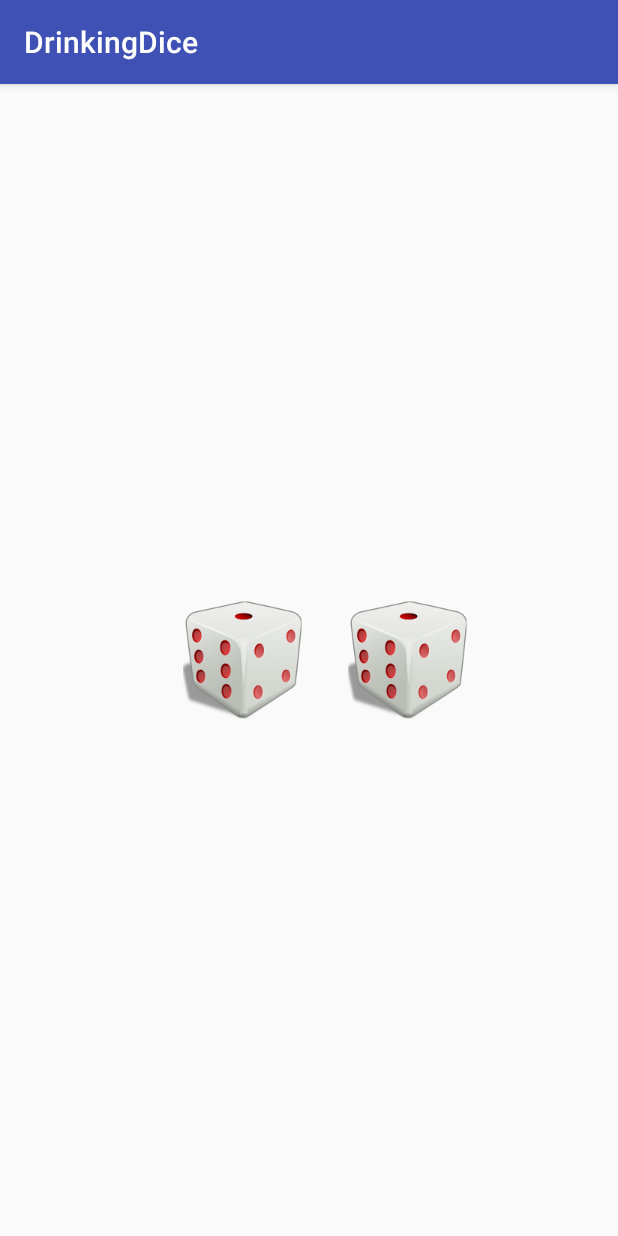
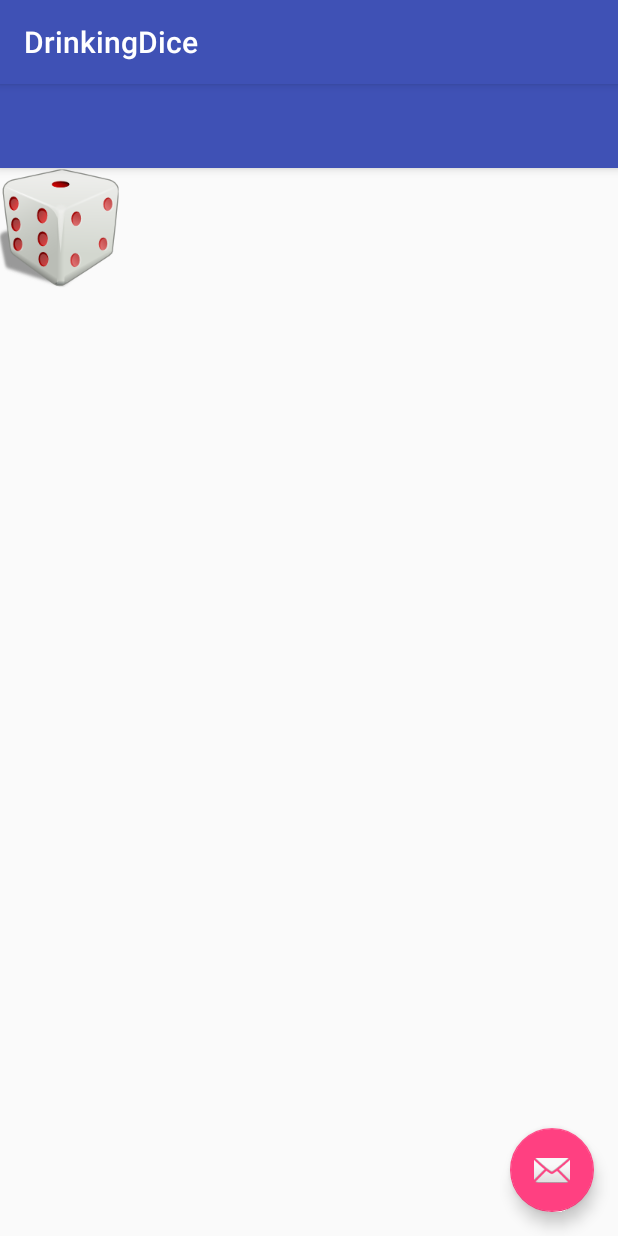
Before and after one commit to dsill/mob-dev, an Android app: the Game_oneDice screen opened directly, with no data from a screen before it, on a phone screen of 412 x 824 dp. Run offline under Robolectric (Android 15) with nearby library versions, the phone set to English and light mode, and no system bars.

Commit message:
renamed and added menu screen to select between 2 games

```diff
--- a/AlwaysSolved/DrinkingDice/app/src/main/java/com/alwayssolved/drinkingdice/MainActivity.java
+++ b/AlwaysSolved/DrinkingDice/app/src/main/java/com/alwayssolved/drinkingdice/Game_oneDice.java
@@ -2,10 +2,13 @@ package com.alwayssolved.drinkingdice;
 
 import android.media.AudioManager;
 import android.media.SoundPool;
+import android.os.Bundle;
 import android.os.Handler;
 import android.os.Message;
+import android.support.design.widget.FloatingActionButton;
+import android.support.design.widget.Snackbar;
 import android.support.v7.app.AppCompatActivity;
-import android.os.Bundle;
+import android.support.v7.widget.Toolbar;
 import android.view.View;
 import android.widget.ImageView;
 
@@ -13,10 +16,8 @@ import java.util.Random;
 import java.util.Timer;
 import java.util.TimerTask;
 
-
-public class MainActivity extends AppCompatActivity {
+public class Game_oneDice extends AppCompatActivity {
     ImageView dice_picture1;		//reference to dice picture
-    ImageView dice_picture2;		//reference to dice picture
     Random rng=new Random();	//generate random numbers
     SoundPool dice_sound = new SoundPool(1, AudioManager.STREAM_MUSIC,0);
     int sound_id;		//Used to control sound stream return by SoundPool
@@ -27,12 +28,11 @@ public class MainActivity extends AppCompatActivity {
     @Override
     protected void onCreate(Bundle savedInstanceState) {
         super.onCreate(savedInstanceState);
-        setContentView(R.layout.activity_main);
+        setContentView(R.layout.activity_game_one_dice);
         //load dice sound
         sound_id=dice_sound.load(this,R.raw.shake_dice,1);
         //get reference to image widget
         dice_picture1 = (ImageView) findViewById(R.id.imageView1);
-        dice_picture2 = (ImageView) findViewById(R.id.imageView2);
         //link handler to callback
         handler=new Handler(callback);
     }
@@ -45,7 +45,6 @@ public class MainActivity extends AppCompatActivity {
             rolling=true;
             //Show rolling image
             dice_picture1.setImageResource(R.drawable.dice3droll);
-            dice_picture2.setImageResource(R.drawable.dice3droll);
             //Start rolling sound
             dice_sound.play(sound_id,1.0f,1.0f,0,0,1.0f);
             //Pause to allow image to update
@@ -69,27 +68,21 @@ public class MainActivity extends AppCompatActivity {
             switch(rng.nextInt(6)+1) {
                 case 1:
                     dice_picture1.setImageResource(R.drawable.one);
-                    dice_picture2.setImageResource(R.drawable.one);
                     break;
                 case 2:
                     dice_picture1.setImageResource(R.drawable.two);
-                    dice_picture2.setImageResource(R.drawable.two);
                     break;
                 case 3:
                     dice_picture1.setImageResource(R.drawable.three);
-                    dice_picture2.setImageResource(R.drawable.three);
                     break;
                 case 4:
                     dice_picture1.setImageResource(R.drawable.four);
-                    dice_picture2.setImageResource(R.drawable.four);
                     break;
                 case 5:
                     dice_picture1.setImageResource(R.drawable.five);
-                    dice_picture2.setImageResource(R.drawable.five);
                     break;
                 case 6:
                     dice_picture1.setImageResource(R.drawable.six);
-                    dice_picture2.setImageResource(R.drawable.six);
                     break;
                 default:
             }
--- /dev/null
+++ b/AlwaysSolved/DrinkingDice/app/src/main/res/layout/activity_game_one_dice.xml
@@ -0,0 +1,34 @@
+<?xml version="1.0" encoding="utf-8"?>
+<android.support.design.widget.CoordinatorLayout xmlns:android="http://schemas.android.com/apk/res/android"
+    xmlns:app="http://schemas.android.com/apk/res-auto"
+    xmlns:tools="http://schemas.android.com/tools"
+    android:layout_width="match_parent"
+    android:layout_height="match_parent"
+    android:fitsSystemWindows="true"
+    tools:context=".Game_oneDice">
+
+    <android.support.design.widget.AppBarLayout
+        android:layout_width="match_parent"
+        android:layout_height="wrap_content"
+        android:theme="@style/AppTheme.AppBarOverlay">
+
+        <android.support.v7.widget.Toolbar
+            android:id="@+id/toolbar"
+            android:layout_width="match_parent"
+            android:layout_height="?attr/actionBarSize"
+            android:background="?attr/colorPrimary"
+            app:popupTheme="@style/AppTheme.PopupOverlay" />
+
+    </android.support.design.widget.AppBarLayout>
+
+    <include layout="@layout/content_game_one_dice" />
+
+    <android.support.design.widget.FloatingActionButton
+        android:id="@+id/fab"
+        android:layout_width="wrap_content"
+        android:layout_height="wrap_content"
+        android:layout_gravity="bottom|end"
+        android:layout_margin="@dimen/fab_margin"
+        android:src="@android:drawable/ic_dialog_email" />
+
+</android.support.design.widget.CoordinatorLayout>
--- a/AlwaysSolved/DrinkingDice/app/src/main/res/layout/activity_main.xml
+++ /dev/null
@@ -1,28 +0,0 @@
-<?xml version="1.0" encoding="utf-8"?>
-
-<RelativeLayout xmlns:android="http://schemas.android.com/apk/res/android"
-    android:layout_width="match_parent"
-    android:layout_height="match_parent">
-
-<ImageView android:id="@+id/imageView1"
-    android:layout_width="wrap_content"
-    android:layout_height="wrap_content"
-    android:onClick="HandleClick"
-    android:src="@drawable/dice3droll"
-    android:layout_centerVertical="true"
-    android:layout_toLeftOf="@+id/imageView2"
-    android:layout_toStartOf="@+id/imageView2"
-    android:layout_marginRight="30dp"
-    android:layout_marginEnd="30dp" />
-
-<ImageView android:id="@+id/imageView2"
-    android:layout_width="wrap_content"
-    android:layout_height="wrap_content"
-    android:onClick="HandleClick"
-    android:src="@drawable/dice3droll"
-    android:layout_centerVertical="true"
-    android:layout_alignParentRight="true"
-    android:layout_alignParentEnd="true"
-    android:layout_marginRight="100dp"
-    android:layout_marginEnd="100dp" />
-</RelativeLayout>
--- /dev/null
+++ b/AlwaysSolved/DrinkingDice/app/src/main/res/layout/content_game_one_dice.xml
@@ -0,0 +1,17 @@
+<?xml version="1.0" encoding="utf-8"?>
+<LinearLayout xmlns:android="http://schemas.android.com/apk/res/android"
+    xmlns:app="http://schemas.android.com/apk/res-auto"
+    xmlns:tools="http://schemas.android.com/tools"
+    android:layout_width="match_parent"
+    android:layout_height="match_parent"
+    app:layout_behavior="@string/appbar_scrolling_view_behavior"
+    tools:context=".Game_oneDice"
+    tools:showIn="@layout/activity_game_one_dice">
+
+    <ImageView android:id="@+id/imageView1"
+        android:layout_width="wrap_content"
+        android:layout_height="wrap_content"
+        android:onClick="HandleClick"
+        android:src="@drawable/dice3droll" />
+
+</LinearLayout>
--- a/AlwaysSolved/DrinkingDice/app/src/main/res/values/dimens.xml
+++ b/AlwaysSolved/DrinkingDice/app/src/main/res/values/dimens.xml
@@ -2,4 +2,5 @@
     <!-- Default screen margins, per the Android Design guidelines. -->
     <dimen name="activity_horizontal_margin">16dp</dimen>
     <dimen name="activity_vertical_margin">16dp</dimen>
+    <dimen name="fab_margin">16dp</dimen>
 </resources>
--- a/AlwaysSolved/DrinkingDice/app/src/main/res/values/styles.xml
+++ b/AlwaysSolved/DrinkingDice/app/src/main/res/values/styles.xml
@@ -8,4 +8,13 @@
         <item name="colorAccent">@color/colorAccent</item>
     </style>
 
+    <style name="AppTheme.NoActionBar">
+        <item name="windowActionBar">false</item>
+        <item name="windowNoTitle">true</item>
+    </style>
+
+    <style name="AppTheme.AppBarOverlay" parent="ThemeOverlay.AppCompat.Dark.ActionBar" />
+
+    <style name="AppTheme.PopupOverlay" parent="ThemeOverlay.AppCompat.Light" />
+
 </resources>
```
Also changed, not shown: AlwaysSolved/DrinkingDice/app/src/main/java/com/alwayssolved/drinkingdice/Game_mainMenu.java (added, +75 -0 lines), AlwaysSolved/DrinkingDice/app/src/main/java/com/alwayssolved/drinkingdice/Game_twoDice.java (added, +132 -0 lines), AlwaysSolved/DrinkingDice/app/src/main/res/layout/activity_game_main_menu.xml (added, +34 -0 lines), AlwaysSolved/DrinkingDice/app/src/main/res/layout/activity_game_two_dice.xml (added, +34 -0 lines), AlwaysSolved/DrinkingDice/app/src/main/res/layout/content_game_main_menu.xml (added, +26 -0 lines), AlwaysSolved/DrinkingDice/app/src/main/res/layout/content_game_two_dice.xml (added, +24 -0 lines), AlwaysSolved/DrinkingDice/app/src/main/res/menu/menu_main.xml (added, +10 -0 lines), AlwaysSolved/DrinkingDice/app/src/main/res/values-v21/styles.xml (added, +9 -0 lines), AlwaysSolved/DrinkingDice/app/src/main/res/values/strings.xml (+9 -0 lines).
